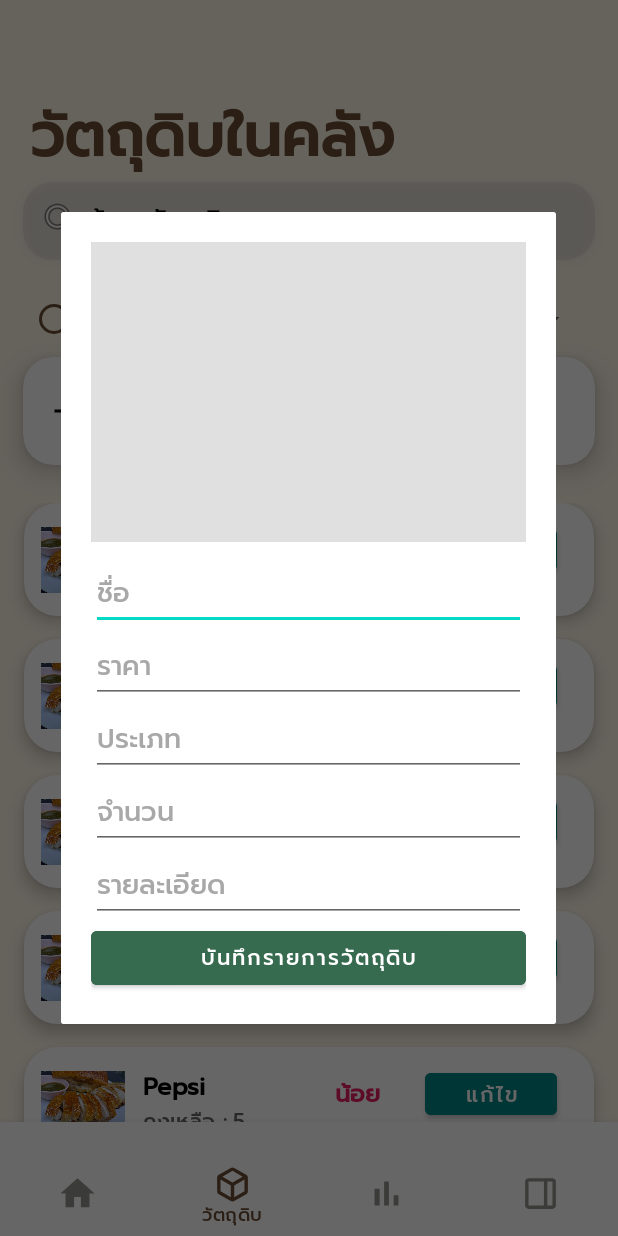
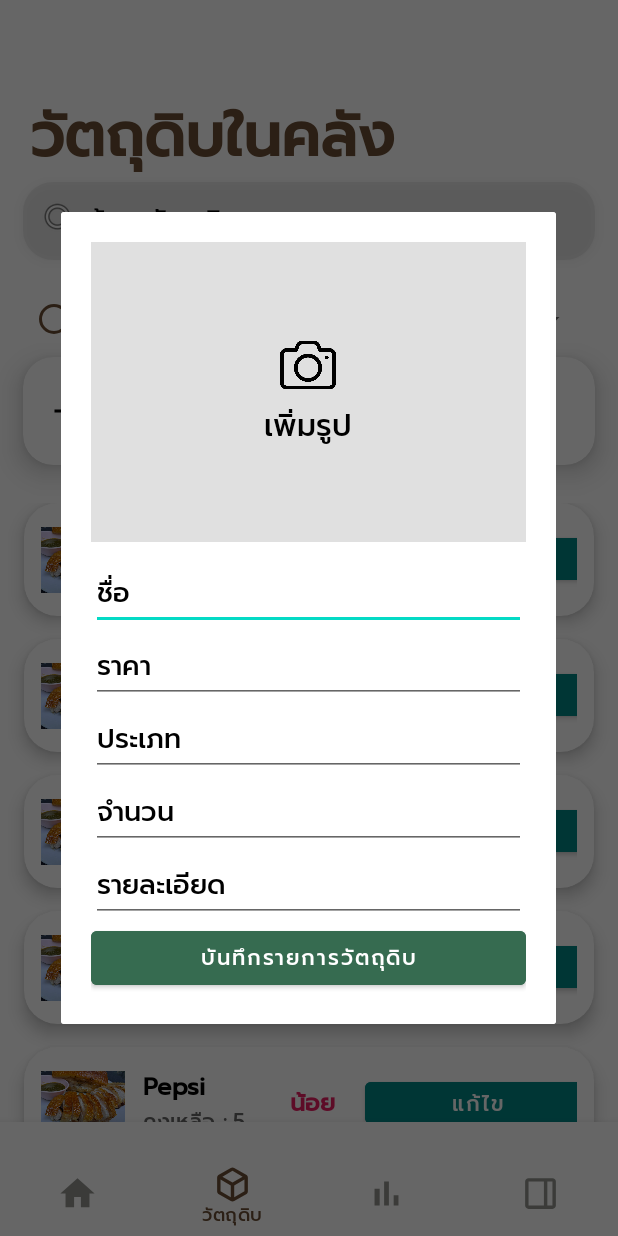
Before and after one commit to cannibal-ai/MimiLnwzaProjectHeadkuy, an Android app: the fragment AddProductDialogFragment placed in its activity, item 2 of the bottom bar chosen, on a phone screen of 412 x 824 dp. Run offline under Robolectric (Android 15) with nearby library versions, the phone set to English and light mode, and no system bars; our stand-ins replace navigation-ui.

Commit message:
อัพไฟล์งานของอะตอม

```diff
--- /dev/null
+++ b/app/src/main/res/drawable/outline_arrow_drop_up_24.xml
@@ -0,0 +1,5 @@
+<vector xmlns:android="http://schemas.android.com/apk/res/android" android:autoMirrored="true" android:height="24dp" android:tint="#000000" android:viewportHeight="960" android:viewportWidth="960" android:width="24dp">
+
+    <path android:fillColor="@android:color/white" android:pathData="M280,560L480,360L680,560L280,560Z"/>
+
+</vector>
--- a/app/src/main/res/layout/fragment_add_product.xml
+++ b/app/src/main/res/layout/fragment_add_product.xml
@@ -15,66 +15,98 @@
         android:layout_height="wrap_content"
         android:orientation="vertical"
         android:padding="20dp"
+        app:layout_constraintEnd_toEndOf="parent"
+        app:layout_constraintStart_toStartOf="parent"
+        app:layout_constraintTop_toTopOf="parent"
         tools:ignore="MissingConstraints">
 
-        <ImageView
-            android:id="@+id/ivProductImage"
+        <FrameLayout
             android:layout_width="match_parent"
             android:layout_height="200dp"
-            android:layout_marginBottom="10dp"
-            android:scaleType="centerCrop"
-            android:background="#E0E0E0"
-            android:contentDescription="Product Image" />
+            android:layout_marginBottom="10dp">
+
+            <ImageView
+                android:id="@+id/ivProductImage"
+                android:layout_width="match_parent"
+                android:layout_height="match_parent"
+                android:background="#E0E0E0"
+                android:contentDescription="Product Image"
+                android:scaleType="centerCrop" />
+
+            <LinearLayout
+                android:layout_width="match_parent"
+                android:layout_height="match_parent"
+                android:gravity="center"
+                android:orientation="vertical">
+
+                <ImageView
+                    android:id="@+id/camera"
+                    android:layout_width="40dp"
+                    android:layout_height="40dp"
+                    android:src="@drawable/baseline_camera" />
+
+                <TextView
+                    android:id="@+id/tvAddImageText"
+                    android:layout_width="wrap_content"
+                    android:layout_height="wrap_content"
+                    android:layout_marginTop="5dp"
+                    android:text="เพิ่มรูป"
+                    android:textColor="#000000"
+                    android:textSize="20sp" />
+
+            </LinearLayout>
+
+        </FrameLayout>
 
         <EditText
             android:id="@+id/etProductName"
+            android:layout_width="match_parent"
+            android:layout_height="wrap_content"
             android:hint="ชื่อ"
             android:textColor="@color/black"
-            android:textColorHint="#A8A8A8"
-            android:layout_width="match_parent"
-            android:layout_height="wrap_content"/>
+            android:textColorHint="#000000" />
 
         <EditText
             android:id="@+id/etPrice"
+            android:layout_width="match_parent"
+            android:layout_height="wrap_content"
             android:hint="ราคา"
             android:inputType="number"
             android:textColor="@color/black"
-            android:textColorHint="#A8A8A8"
-            android:layout_width="match_parent"
-            android:layout_height="wrap_content"/>
+            android:textColorHint="#000000" />
 
         <EditText
             android:id="@+id/etType"
+            android:layout_width="match_parent"
+            android:layout_height="wrap_content"
             android:hint="ประเภท"
             android:textColor="@color/black"
-            android:textColorHint="#A8A8A8"
-            android:layout_width="match_parent"
-            android:layout_height="wrap_content"/>
+            android:textColorHint="#000000" />
 
         <EditText
             android:id="@+id/etMany"
+            android:layout_width="match_parent"
+            android:layout_height="wrap_content"
             android:hint="จำนวน"
             android:inputType="number"
             android:textColor="@color/black"
-            android:textColorHint="#A8A8A8"
-            android:layout_width="match_parent"
-            android:layout_height="wrap_content"/>
+            android:textColorHint="#000000" />
 
         <EditText
             android:id="@+id/etDescription"
+            android:layout_width="match_parent"
+            android:layout_height="wrap_content"
+            android:hint="รายละเอียด"
             android:textColor="@color/black"
-            android:textColorHint="#A8A8A8"
-            android:hint="รายละเอียด"
-            android:layout_width="match_parent"
-            android:layout_height="wrap_content"/>
+            android:textColorHint="#000000" />
 
         <Button
             android:id="@+id/btnAdd"
 
+            android:layout_width="match_parent"
+            android:layout_height="wrap_content"
             android:backgroundTint="#366B50"
-            android:text="บันทึกรายการวัตถุดิบ"
-            android:layout_width="match_parent"
-            android:layout_height="wrap_content"/>
+            android:text="บันทึกรายการวัตถุดิบ" />
     </LinearLayout>
 
 
--- a/app/src/main/res/layout/fragment_dashboard.xml
+++ b/app/src/main/res/layout/fragment_dashboard.xml
@@ -4,11 +4,10 @@
     xmlns:tools="http://schemas.android.com/tools"
     android:layout_width="match_parent"
     android:layout_height="match_parent"
-    android:background="#FFF8EA"
+    android:background="@color/white"
     tools:context=".ui.dashboard.DashboardFragment"
     tools:layout_editor_absoluteX="8dp"
     tools:layout_editor_absoluteY="0dp">
-
 
     <LinearLayout
         android:id="@+id/dashtitle"
--- a/app/src/main/res/layout/fragment_notifications.xml
+++ b/app/src/main/res/layout/fragment_notifications.xml
@@ -148,6 +148,12 @@
                 android:orientation="horizontal"
                 android:layout_marginTop="4dp">
 
+                <ImageView
+                    android:layout_width="22dp"
+                    android:layout_height="match_parent"
+                    android:src="@drawable/outline_arrow_drop_up_24"
+                    app:tint="#009688" />
+
                 <TextView
                     android:id="@+id/textView_today_amount"
                     android:layout_width="wrap_content"
--- a/app/src/main/res/layout/item_history.xml
+++ b/app/src/main/res/layout/item_history.xml
@@ -79,6 +79,7 @@
         </LinearLayout>
 
 
+
     </LinearLayout>
 
     <View
@@ -90,4 +91,5 @@
         app:layout_constraintTop_toBottomOf="@+id/history"
         tools:ignore="MissingConstraints" />
 
+
 </androidx.constraintlayout.widget.ConstraintLayout>
--- a/app/src/main/res/layout/item_product.xml
+++ b/app/src/main/res/layout/item_product.xml
@@ -74,27 +74,36 @@
             android:layout_width="match_parent"
             android:layout_height="wrap_content"
             android:orientation="horizontal"
-            android:layout_gravity="center_horizontal">
+            android:gravity="center_vertical">
 
+            <View
+                android:layout_width="0dp"
+                android:layout_height="wrap_content"
+                android:layout_weight="1"/>
 
             <TextView
                 android:id="@+id/status"
-                android:layout_width="90dp"
-                android:layout_height="20dp"
-                android:gravity="center"
+                android:layout_width="50dp"
+                android:layout_height="wrap_content"
                 android:text="สถานะ"
+                android:layout_gravity="center"
                 android:textColor="#E91E63"
                 android:textSize="16sp"
-                android:textStyle="bold" />
+                android:textStyle="bold"/>
+
+            <View
+                android:layout_width="0dp"
+                android:layout_height="wrap_content"
+                android:layout_weight="1"/>
 
             <Button
                 android:id="@+id/btnEdit"
-                android:layout_width="wrap_content"
+                android:layout_width="150dp"
                 android:layout_height="40dp"
                 android:backgroundTint="@color/teal_700"
                 android:text="แก้ไข"
                 android:textColor="@color/white"
-                android:textSize="14sp" />
+                android:textSize="14sp"/>
 
 
         </LinearLayout>
```
Also changed, not shown: app/src/main/res/drawable/baseline_camera.png (added).
